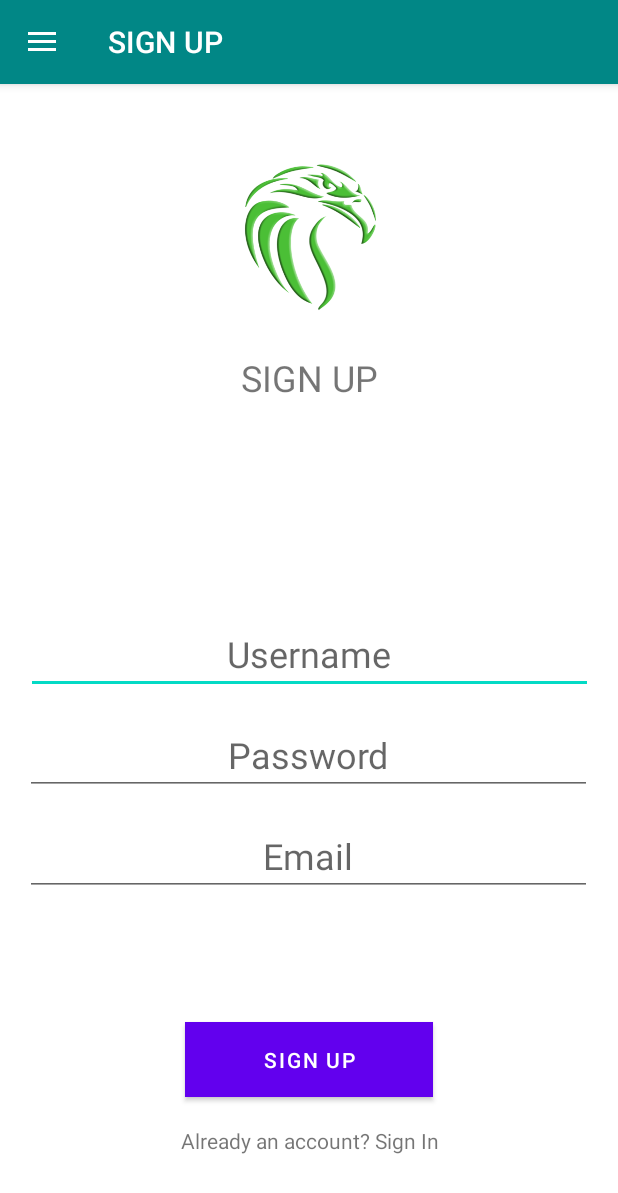
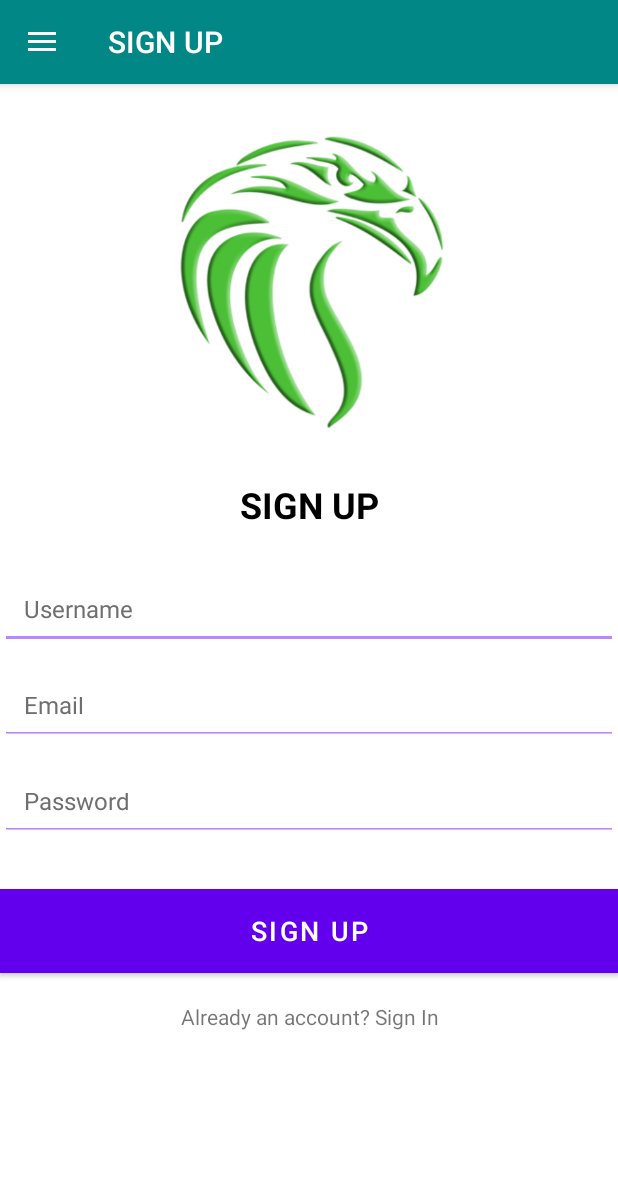
Before and after one commit to hicham-assou/BookFutsal, an Android app: the SignUpActivity screen opened directly, with no data from a screen before it, on a phone screen of 412 x 824 dp. Shown: the top 1193 px of the screen. Run offline under Robolectric (Android 15) with nearby library versions, the light colour scheme and no system bars; our stand-ins replace Firebase (no records; nobody signed in at launch, a user with empty details on screens opened directly).

Commit message:
annultaion reservation + design logit / incription

```diff
--- a/app/src/main/java/com/example/bookfutsal/activities/ReservationActivity.java
+++ b/app/src/main/java/com/example/bookfutsal/activities/ReservationActivity.java
@@ -92,14 +92,14 @@ public class ReservationActivity extends DrawerBaseActivity {
                 String date = documentSnapshot.getString("date");
                 String hour = documentSnapshot.getString("hour");
                 String image = documentSnapshot.getString("imageCenter");
-
+                String id = documentSnapshot.getId();
                 long priceHourLong = documentSnapshot.getLong("price");
                 int price = (int) priceHourLong;
 
 
                 User booker = documentSnapshot.toObject(Reservation.class).getBooker();
                 if (booker.getEmail().equals(currentUser.getEmail())) {
-                    list.add(new Reservation(hour, sportCenterName, date, image, price));
+                    list.add(new Reservation(id, hour, sportCenterName, date, image, price));
                 }
             }
             callback.onReservationsReceived(list);
--- a/app/src/main/res/layout/activity_sign_up.xml
+++ b/app/src/main/res/layout/activity_sign_up.xml
@@ -9,79 +9,89 @@
     <ImageView
         android:id="@+id/imageView"
         android:layout_width="0dp"
-        android:layout_height="100dp"
-        android:layout_marginTop="52dp"
+        android:layout_height="200dp"
+        android:layout_marginTop="32dp"
         app:layout_constraintEnd_toEndOf="parent"
-        app:layout_constraintHorizontal_bias="0.0"
+        app:layout_constraintHorizontal_bias="0.5"
         app:layout_constraintStart_toStartOf="parent"
         app:layout_constraintTop_toTopOf="parent"
         app:srcCompat="@drawable/logo" />
 
     <TextView
         android:id="@+id/textView_signUp"
-        android:layout_width="378dp"
-        android:layout_height="47dp"
-        android:layout_marginTop="20dp"
-        android:gravity="center"
+        android:layout_width="wrap_content"
+        android:layout_height="wrap_content"
+        android:layout_marginTop="32dp"
         android:text="SIGN UP"
+        android:textColor="@color/black"
         android:textSize="24sp"
+        android:textStyle="bold"
         app:layout_constraintEnd_toEndOf="parent"
-        app:layout_constraintHorizontal_bias="0.515"
+        app:layout_constraintHorizontal_bias="0.5"
         app:layout_constraintStart_toStartOf="parent"
         app:layout_constraintTop_toBottomOf="@+id/imageView" />
 
     <EditText
         android:id="@+id/editView_username"
-        android:layout_width="378dp"
-        android:layout_height="47dp"
-        android:layout_marginTop="140dp"
-        android:gravity="center"
+        android:layout_width="0dp"
+        android:layout_height="48dp"
+        android:layout_marginTop="32dp"
         android:hint="Username"
-        android:textSize="24sp"
+        android:backgroundTint="@color/purple_200"
+        android:inputType="text"
+        android:padding="16dp"
+        android:textColorHint="@color/gray"
+        android:textSize="16sp"
         app:layout_constraintEnd_toEndOf="parent"
-        app:layout_constraintHorizontal_bias="0.515"
+        app:layout_constraintHorizontal_bias="0.5"
         app:layout_constraintStart_toStartOf="parent"
         app:layout_constraintTop_toBottomOf="@+id/textView_signUp" />
 
-    <EditText
-        android:id="@+id/editView_password"
-        android:layout_width="378dp"
-        android:layout_height="47dp"
-        android:layout_marginTop="20dp"
-        android:gravity="center"
-        android:hint="Password"
-        android:textSize="24sp"
-        app:layout_constraintEnd_toEndOf="parent"
-        app:layout_constraintHorizontal_bias="0.484"
-        app:layout_constraintStart_toStartOf="parent"
-        app:layout_constraintTop_toBottomOf="@+id/editView_username" />
 
     <EditText
         android:id="@+id/editView_email"
-        android:layout_width="378dp"
-        android:layout_height="47dp"
-        android:layout_marginTop="20dp"
-        android:gravity="center"
+        android:layout_width="0dp"
+        android:layout_height="48dp"
+        android:layout_marginTop="16dp"
         android:hint="Email"
-        android:textSize="24sp"
+        android:backgroundTint="@color/purple_200"
+        android:inputType="textEmailAddress"
+        android:padding="16dp"
+        android:textColorHint="@color/gray"
+        android:textSize="16sp"
         app:layout_constraintEnd_toEndOf="parent"
-        app:layout_constraintHorizontal_bias="0.484"
+        app:layout_constraintHorizontal_bias="0.5"
         app:layout_constraintStart_toStartOf="parent"
-        app:layout_constraintTop_toBottomOf="@+id/editView_password" />
+        app:layout_constraintTop_toBottomOf="@id/editView_username" />
+    <EditText
+        android:id="@+id/editView_password"
+        android:layout_width="0dp"
+        android:layout_height="48dp"
+        android:backgroundTint="@color/purple_200"
+        android:layout_marginTop="16dp"
+        android:hint="Password"
+        android:inputType="textPassword"
+        android:padding="16dp"
+        android:textColorHint="@color/gray"
+        android:textSize="16sp"
+        app:layout_constraintEnd_toEndOf="parent"
+        app:layout_constraintHorizontal_bias="0.5"
+        app:layout_constraintStart_toStartOf="parent"
+        app:layout_constraintTop_toBottomOf="@+id/editView_email" />
 
     <Button
         android:id="@+id/button_signUp"
-        android:layout_width="165dp"
-        android:layout_height="50dp"
-        android:layout_marginTop="84dp"
-        android:background="#DA2A2A"
-        android:backgroundTint="#3EE315"
-        android:text="SIGN UP"
-        android:onClick="signupButtonClicked"
+        android:layout_width="0dp"
+        android:layout_height="56dp"
+        android:layout_marginTop="32dp"
+        android:background="@drawable/background_button"
+        android:text="@string/signup_text"
+        android:textColor="@color/white"
+        android:textSize="18sp"
         app:layout_constraintEnd_toEndOf="parent"
+        app:layout_constraintHorizontal_bias="0.5"
         app:layout_constraintStart_toStartOf="parent"
-        app:layout_constraintTop_toBottomOf="@+id/editView_email" />
-
+        app:layout_constraintTop_toBottomOf="@id/editView_password" />
 
     <ProgressBar
         android:id="@+id/progressBar"
@@ -105,4 +115,6 @@
         app:layout_constraintEnd_toEndOf="parent"
         app:layout_constraintStart_toStartOf="parent"
         app:layout_constraintTop_toBottomOf="@+id/button_signUp" />
+
+
 </androidx.constraintlayout.widget.ConstraintLayout>
--- a/app/src/main/res/layout/activity_sport_center_detail.xml
+++ b/app/src/main/res/layout/activity_sport_center_detail.xml
@@ -22,7 +22,7 @@
                 android:id="@+id/center_image"
                 android:layout_width="match_parent"
                 android:layout_height="200dp"
-                android:src="@drawable/img"></ImageView>
+                android:src="@drawable/backgrund_white"></ImageView>
 
             <TextView
                 android:id="@+id/center_name"
--- a/app/src/main/res/values/colors.xml
+++ b/app/src/main/res/values/colors.xml
@@ -7,4 +7,6 @@
     <color name="teal_700">#FF018786</color>
     <color name="black">#FF000000</color>
     <color name="white">#FFFFFFFF</color>
+    <color name="gray">#706E6E</color>
+
 </resources>
```
Also changed, not shown: app/src/main/java/com/example/bookfutsal/activities/SportCenterDetail.java (+5 -7 lines), app/src/main/java/com/example/bookfutsal/adapter/ReservationAdapter.java (+32 -0 lines), app/src/main/java/com/example/bookfutsal/models/Reservation.java (+20 -2 lines), app/src/main/res/layout/activity_sign_in.xml (+44 -30 lines), app/src/main/res/layout/layout_navigation_header.xml (+20 -21 lines), app/src/main/res/values/strings.xml (+7 -0 lines), app/src/main/res/drawable-v24/background_image.png (added), app/src/main/res/drawable-v24/backgrund_white.png (renamed from app/src/main/res/drawable/img.png), app/src/main/res/drawable/background_button.png (added), app/src/main/res/drawable/bckground.png (added), app/src/main/res/drawable/football_logo.jpg (added), app/src/main/res/drawable/test.png (added), app/src/main/res/drawable/trophy.png (added), 1 other file.
